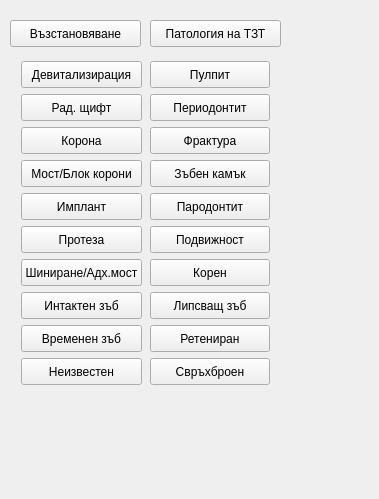
The window that src/View/SubWidgets/ControlPanel.ui (thefinalcutbg/DinoDent) describes before a commit, drawn with Qt 5.
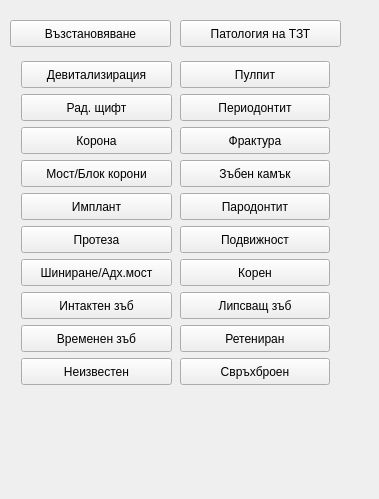
The same window after the commit. Custom widgets are drawn as their Qt base class.

Diff of the .ui file:
```diff
--- a/src/View/SubWidgets/ControlPanel.ui
+++ b/src/View/SubWidgets/ControlPanel.ui
@@ -19,9 +19,9 @@
   <widget class="StatusButton" name="Caries">
    <property name="geometry">
     <rect>
-     <x>150</x>
+     <x>180</x>
      <y>20</y>
-     <width>131</width>
+     <width>161</width>
      <height>27</height>
     </rect>
    </property>
@@ -58,7 +58,7 @@
     <rect>
      <x>10</x>
      <y>20</y>
-     <width>131</width>
+     <width>161</width>
      <height>27</height>
     </rect>
    </property>
@@ -95,7 +95,7 @@
     <rect>
      <x>10</x>
      <y>50</y>
-     <width>271</width>
+     <width>331</width>
      <height>351</height>
     </rect>
    </property>
```
